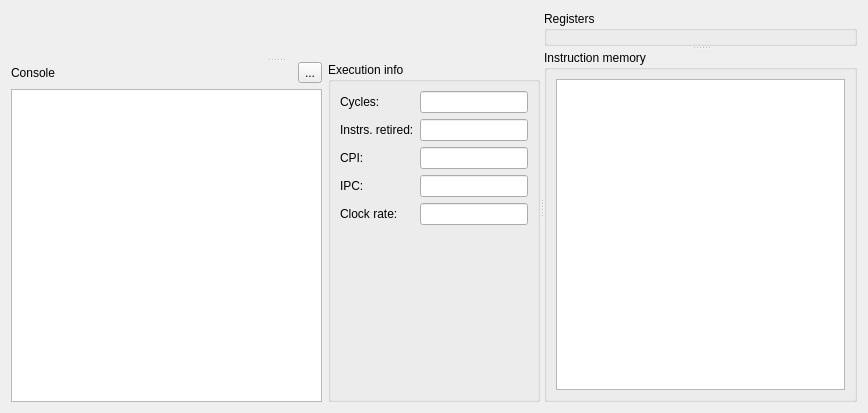
The window that src/processortab.ui (mortbopet/Ripes) describes before a commit, drawn with Qt 5.
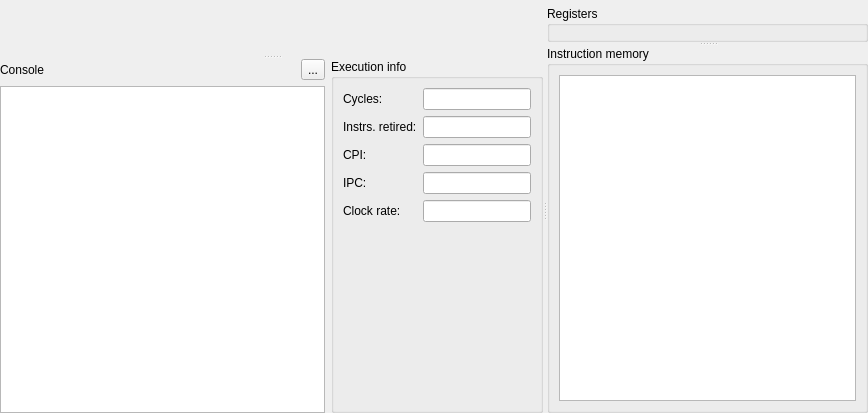
The same window after the commit. Custom widgets are drawn as their Qt base class.

Commit message: Remove margin from tab layouts

Diff of the .ui file:
```diff
--- a/src/processortab.ui
+++ b/src/processortab.ui
@@ -14,6 +14,18 @@
    <string>Form</string>
   </property>
   <layout class="QGridLayout" name="gridLayout">
+   <property name="leftMargin">
+    <number>0</number>
+   </property>
+   <property name="topMargin">
+    <number>6</number>
+   </property>
+   <property name="rightMargin">
+    <number>0</number>
+   </property>
+   <property name="bottomMargin">
+    <number>0</number>
+   </property>
    <item row="0" column="0">
     <widget class="QSplitter" name="viewSplitter">
      <property name="orientation">
```
The commit also changes 2 other files.
